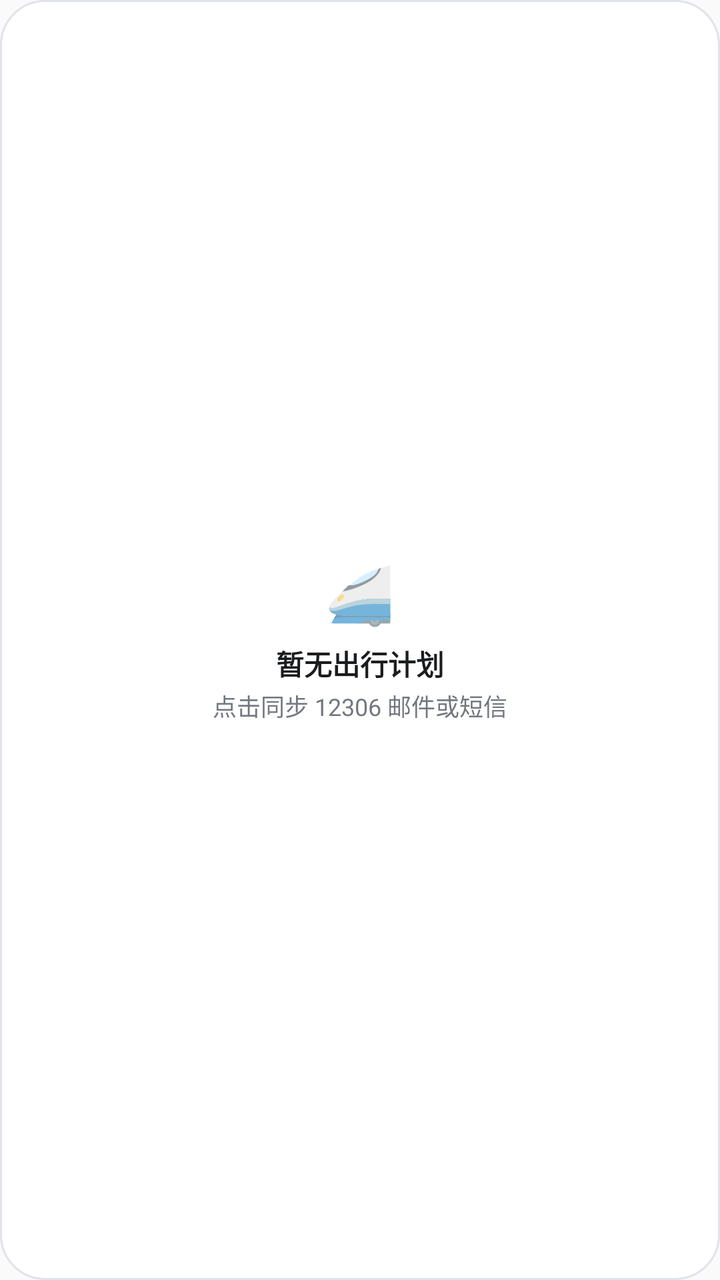
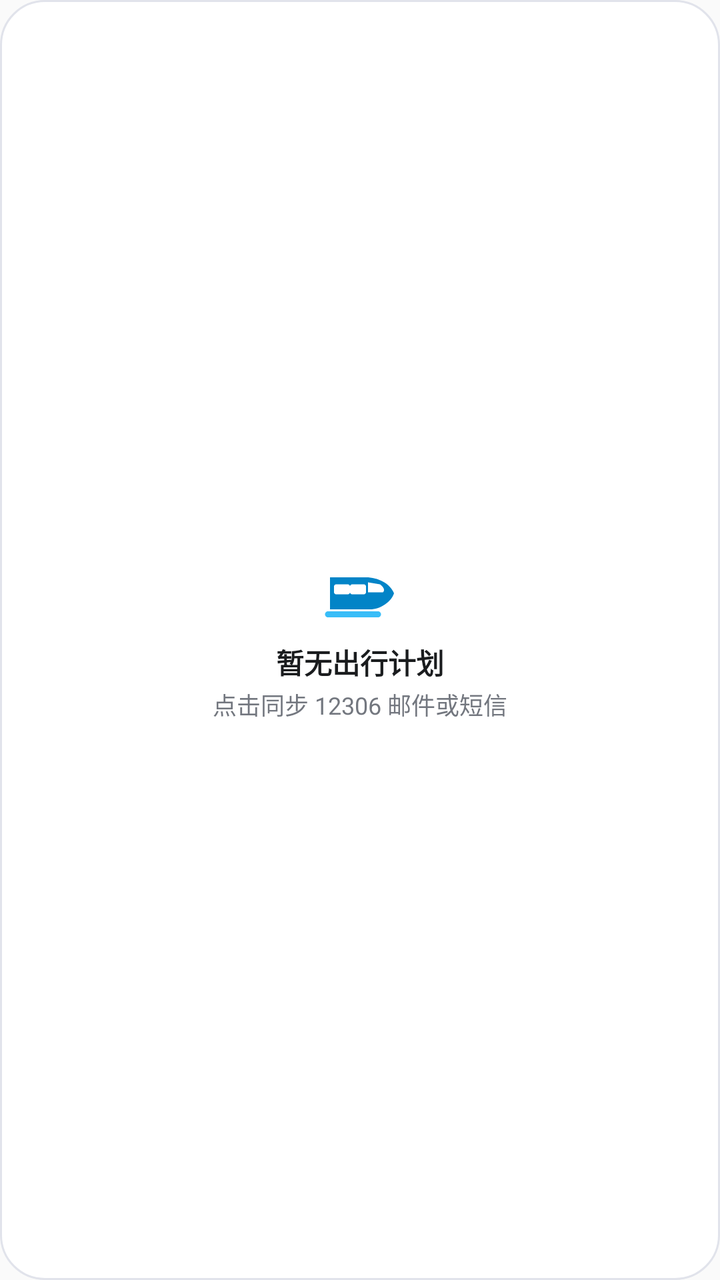

Two renders of the same Android screen: before a commit and after it. Below are the layout's source before the change and the commit's diff.
<!-- AndroidManifest.xml: application theme Theme.RailWidget -->
<!-- res/layout/widget_empty.xml -->
<?xml version="1.0" encoding="utf-8"?>
<LinearLayout xmlns:android="http://schemas.android.com/apk/res/android"
    android:id="@+id/widget_root"
    android:layout_width="match_parent"
    android:layout_height="match_parent"
    android:background="@drawable/bg_widget_card"
    android:gravity="center"
    android:orientation="vertical"
    android:padding="16dp">

    <TextView
        android:layout_width="wrap_content"
        android:layout_height="wrap_content"
        android:text="🚄"
        android:textSize="28sp" />

    <TextView
        android:layout_width="wrap_content"
        android:layout_height="wrap_content"
        android:layout_marginTop="6dp"
        android:text="暂无出行计划"
        android:textColor="@color/widget_text_primary"
        android:textSize="14sp"
        android:textStyle="bold" />

    <TextView
        android:layout_width="wrap_content"
        android:layout_height="wrap_content"
        android:layout_marginTop="2dp"
        android:text="点击同步 12306 邮件或短信"
        android:textColor="@color/widget_text_tertiary"
        android:textSize="12sp" />

</LinearLayout>
<!-- resources referenced by this layout -->
<resources>
  <color name="widget_text_primary">#1A1C1E</color>
  <color name="widget_text_tertiary">#73777F</color>
  <!-- drawable bg_widget_card (drawable) -->
  <?xml version="1.0" encoding="utf-8"?>
  <shape xmlns:android="http://schemas.android.com/apk/res/android"
      android:shape="rectangle">
      <corners android:radius="22dp" />
      <solid android:color="@color/widget_card_bg" />
      <stroke
          android:width="1dp"
          android:color="@color/widget_card_border" />
  </shape>
  <style name="Theme.RailWidget" parent="android:Theme.Material.Light.NoActionBar">
          <item name="android:statusBarColor">@android:color/transparent</item>
          <item name="android:navigationBarColor">@android:color/transparent</item>
      </style>
  <color name="widget_card_bg">#FFFFFF</color>
  <color name="widget_card_border">#E1E3EB</color>
</resources>

<!-- the commit's change to res/layout/widget_empty.xml (unified diff, before → after) -->
@@ -8,11 +8,11 @@
     android:orientation="vertical"
     android:padding="16dp">
 
-    <TextView
-        android:layout_width="wrap_content"
-        android:layout_height="wrap_content"
-        android:text="🚄"
-        android:textSize="28sp" />
+    <ImageView
+        android:layout_width="36dp"
+        android:layout_height="36dp"
+        android:src="@drawable/ic_bullet_train"
+        android:contentDescription="高铁图标" />
 
     <TextView
         android:layout_width="wrap_content"
<!-- resource entries referenced after the edit -->
@@ -12,6 +12,33 @@
           android:width="1dp"
           android:color="@color/widget_card_border" />
   </shape>
+  <!-- drawable ic_bullet_train (drawable) -->
+  <vector xmlns:android="http://schemas.android.com/apk/res/android"
+      android:width="36dp"
+      android:height="36dp"
+      android:viewportWidth="36"
+      android:viewportHeight="36">
+      
+      <path
+          android:fillColor="#0284C7"
+          android:pathData="M3,26 L23,26 C28,26 33.5,22.5 35,18 C33,13 27,10 21,10 L3,10 Z" />
+      
+      <path
+          android:fillColor="#FFFFFF"
+          android:pathData="M22,12.5 L28,13.5 C30,15 30.5,16.5 29.5,17.5 L22,17.5 Z" />
+      
+      <path
+          android:fillColor="#FFFFFF"
+          android:pathData="M6,13.5 L12,13.5 C12.5,13.5 13,14 13,14.5 L13,17.5 C13,18 12.5,18.5 12,18.5 L6,18.5 C5.5,18.5 5,18 5,17.5 L5,14.5 C5,14 5.5,13.5 6,13.5 Z" />
+      
+      <path
+          android:fillColor="#FFFFFF"
+          android:pathData="M14,13.5 L20,13.5 C20.5,13.5 21,14 21,14.5 L21,17.5 C21,18 20.5,18.5 20,18.5 L14,18.5 C13.5,18.5 13,18 13,17.5 L13,14.5 C13,14 13.5,13.5 14,13.5 Z" />
+      
+      <path
+          android:fillColor="#38BDF8"
+          android:pathData="M2,30 L27,30 C27.8,30 28.5,29.3 28.5,28.5 C28.5,27.7 27.8,27 27,27 L2,27 C1.2,27 0.5,27.7 0.5,28.5 C0.5,29.3 1.2,30 2,30 Z" />
+  </vector>
   <style name="Theme.RailWidget" parent="android:Theme.Material.Light.NoActionBar">
           <item name="android:statusBarColor">@android:color/transparent</item>
           <item name="android:navigationBarColor">@android:color/transparent</item>
